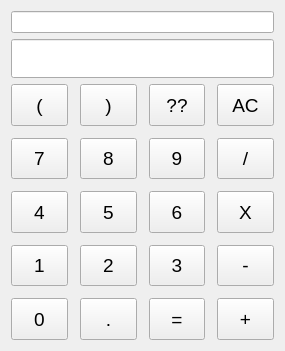
eavaught/calculator, file QCalcWidget.ui: the form before one commit.
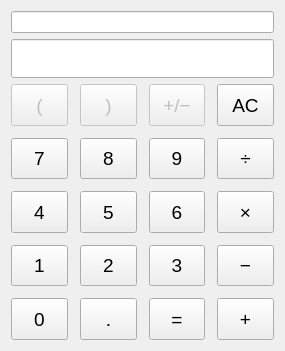
The form after the commit.

Commit message: Clean up general operation behavior. Add support for decimals. Disable unsupported buttons.

Diff of the .ui file:
```diff
--- a/QCalcWidget.ui
+++ b/QCalcWidget.ui
@@ -79,6 +79,9 @@
      </item>
      <item row="0" column="0">
       <widget class="QToolButton" name="mButton_LParen">
+       <property name="enabled">
+        <bool>false</bool>
+       </property>
        <property name="sizePolicy">
         <sizepolicy hsizetype="MinimumExpanding" vsizetype="MinimumExpanding">
          <horstretch>0</horstretch>
@@ -115,6 +118,9 @@
      </item>
      <item row="0" column="2">
       <widget class="QToolButton" name="mButton_Unknown">
+       <property name="enabled">
+        <bool>false</bool>
+       </property>
        <property name="sizePolicy">
         <sizepolicy hsizetype="MinimumExpanding" vsizetype="MinimumExpanding">
          <horstretch>0</horstretch>
@@ -127,7 +133,7 @@
         </font>
        </property>
        <property name="text">
-        <string>??</string>
+        <string>+/−</string>
        </property>
       </widget>
      </item>
@@ -151,6 +157,9 @@
      </item>
      <item row="0" column="1">
       <widget class="QToolButton" name="mButton_RightParen">
+       <property name="enabled">
+        <bool>false</bool>
+       </property>
        <property name="sizePolicy">
         <sizepolicy hsizetype="MinimumExpanding" vsizetype="MinimumExpanding">
          <horstretch>0</horstretch>
@@ -343,7 +352,7 @@
         </font>
        </property>
        <property name="text">
-        <string>/</string>
+        <string>÷</string>
        </property>
       </widget>
      </item>
@@ -361,7 +370,7 @@
         </font>
        </property>
        <property name="text">
-        <string>X</string>
+        <string>×</string>
        </property>
       </widget>
      </item>
@@ -379,7 +388,7 @@
         </font>
        </property>
        <property name="text">
-        <string>-</string>
+        <string>−</string>
        </property>
       </widget>
      </item>
```
The commit also changes 2 other files.
